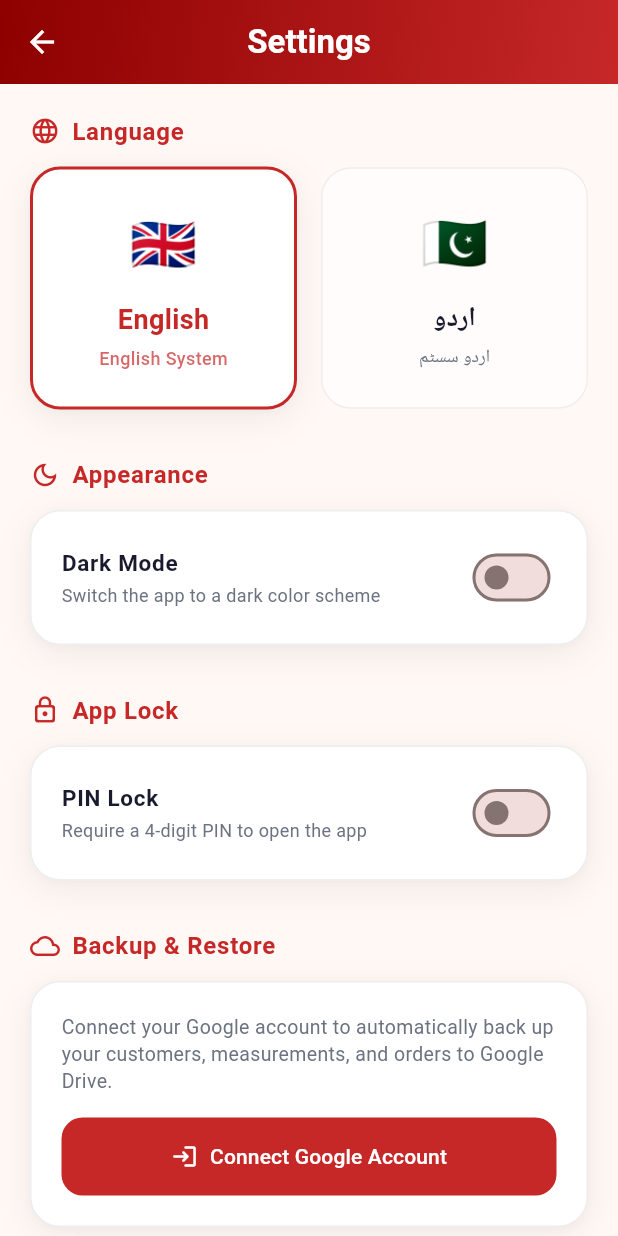
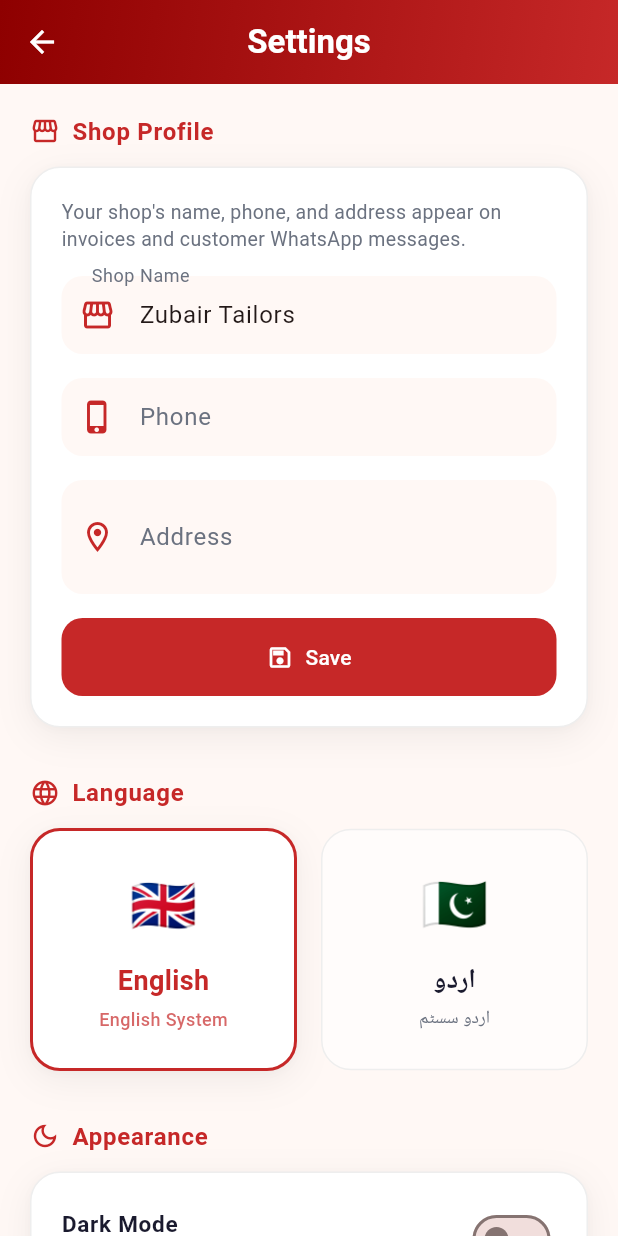
Before and after one commit to zaheerabbasdev/Zubair-Tailor-, a Flutter app: the SettingsScreen screen opened directly, on a phone screen of 412 x 824 dp. Run offline on Flutter 3.47's test engine with Material 3 defaults, Android fonts, the phone set to English and light mode, and no system bars; our stand-ins replace csv, flutter_local_notifications, flutter_secure_storage, google_sign_in, image_picker, pdf and 6 more; missing offline and left inert: extension_google_sign_in_as_googleapis_auth, googleapis; accounts and stored records are empty.

Commit message:
add new features of shop

```diff
--- a/mobile_app/lib/l10n/app_en.arb
+++ b/mobile_app/lib/l10n/app_en.arb
@@ -219,11 +219,17 @@
   "exitApp": "Exit App",
   "exitConfirm": "Are you sure you want to exit?",
   "couldntOpenPlayStore": "Couldn't open the Play Store",
-  "developedBy": "Developed by Zubair Tech",
+  "developedBy": "Developed by Zaheer Tech",
   "versionLabel": "Version 1.0.0 (Premium)",
 
   "enterPin": "Enter PIN",
   "confirmPin": "Confirm PIN",
   "setPin": "Set a PIN",
-  "pinMismatch": "PINs didn't match — try again"
+  "pinMismatch": "PINs didn't match — try again",
+
+  "shopProfile": "Shop Profile",
+  "shopProfileDescription": "Your shop's name, phone, and address appear on invoices and customer WhatsApp messages.",
+  "shopName": "Shop Name",
+  "pleaseEnterShopName": "Please enter a shop name",
+  "profileSaved": "Shop profile saved"
 }
--- a/mobile_app/lib/l10n/app_localizations.dart
+++ b/mobile_app/lib/l10n/app_localizations.dart
@@ -1259,7 +1259,7 @@ abstract class AppLocalizations {
   /// No description provided for @developedBy.
   ///
   /// In en, this message translates to:
-  /// **'Developed by Zubair Tech'**
+  /// **'Developed by Zaheer Tech'**
   String get developedBy;
 
   /// No description provided for @versionLabel.
@@ -1291,6 +1291,36 @@ abstract class AppLocalizations {
   /// In en, this message translates to:
   /// **'PINs didn\'t match — try again'**
   String get pinMismatch;
+
+  /// No description provided for @shopProfile.
+  ///
+  /// In en, this message translates to:
+  /// **'Shop Profile'**
+  String get shopProfile;
+
+  /// No description provided for @shopProfileDescription.
+  ///
+  /// In en, this message translates to:
+  /// **'Your shop\'s name, phone, and address appear on invoices and customer WhatsApp messages.'**
+  String get shopProfileDescription;
+
+  /// No description provided for @shopName.
+  ///
+  /// In en, this message translates to:
+  /// **'Shop Name'**
+  String get shopName;
+
+  /// No description provided for @pleaseEnterShopName.
+  ///
+  /// In en, this message translates to:
+  /// **'Please enter a shop name'**
+  String get pleaseEnterShopName;
+
+  /// No description provided for @profileSaved.
+  ///
+  /// In en, this message translates to:
+  /// **'Shop profile saved'**
+  String get profileSaved;
 }
 
 class _AppLocalizationsDelegate
--- a/mobile_app/lib/l10n/app_localizations_en.dart
+++ b/mobile_app/lib/l10n/app_localizations_en.dart
@@ -603,7 +603,7 @@ class AppLocalizationsEn extends AppLocalizations {
   String get couldntOpenPlayStore => 'Couldn\'t open the Play Store';
 
   @override
-  String get developedBy => 'Developed by Zubair Tech';
+  String get developedBy => 'Developed by Zaheer Tech';
 
   @override
   String get versionLabel => 'Version 1.0.0 (Premium)';
@@ -619,4 +619,20 @@ class AppLocalizationsEn extends AppLocalizations {
 
   @override
   String get pinMismatch => 'PINs didn\'t match — try again';
+
+  @override
+  String get shopProfile => 'Shop Profile';
+
+  @override
+  String get shopProfileDescription =>
+      'Your shop\'s name, phone, and address appear on invoices and customer WhatsApp messages.';
+
+  @override
+  String get shopName => 'Shop Name';
+
+  @override
+  String get pleaseEnterShopName => 'Please enter a shop name';
+
+  @override
+  String get profileSaved => 'Shop profile saved';
 }
--- a/mobile_app/lib/main.dart
+++ b/mobile_app/lib/main.dart
@@ -8,6 +8,7 @@ import 'l10n/app_localizations.dart';
 import 'providers/app_lock_provider.dart';
 import 'providers/backup_provider.dart';
 import 'providers/locale_provider.dart';
+import 'providers/shop_profile_provider.dart';
 import 'providers/theme_provider.dart';
 import 'screens/splash_screen.dart';
 import 'services/notification_service.dart';
@@ -34,6 +35,7 @@ void main() async {
         ChangeNotifierProvider(create: (_) => BackupProvider()..init()),
         ChangeNotifierProvider(create: (_) => ThemeProvider()),
         ChangeNotifierProvider(lazy: false, create: (_) => AppLockProvider()),
+        ChangeNotifierProvider(lazy: false, create: (_) => ShopProfileProvider()),
       ],
       child: const MyApp(),
     ),
--- /dev/null
+++ b/mobile_app/lib/providers/shop_profile_provider.dart
@@ -0,0 +1,46 @@
+import 'package:flutter/material.dart';
+import 'package:shared_preferences/shared_preferences.dart';
+
+class ShopProfileProvider extends ChangeNotifier {
+  static const _defaultName = 'Zubair Tailors';
+
+  String _shopName = _defaultName;
+  String? _shopPhone;
+  String? _shopAddress;
+
+  String get shopName => _shopName;
+  String? get shopPhone => _shopPhone;
+  String? get shopAddress => _shopAddress;
+
+  ShopProfileProvider() {
+    _load();
+  }
+
+  Future<void> _load() async {
+    final prefs = await SharedPreferences.getInstance();
+    _shopName = prefs.getString('shop_name') ?? _defaultName;
+    _shopPhone = prefs.getString('shop_phone');
+    _shopAddress = prefs.getString('shop_address');
+    notifyListeners();
+  }
+
+  Future<void> updateProfile({required String shopName, String? shopPhone, String? shopAddress}) async {
+    _shopName = shopName.isEmpty ? _defaultName : shopName;
+    _shopPhone = shopPhone;
+    _shopAddress = shopAddress;
+
+    final prefs = await SharedPreferences.getInstance();
+    await prefs.setString('shop_name', _shopName);
+    if (shopPhone != null && shopPhone.isNotEmpty) {
+      await prefs.setString('shop_phone', shopPhone);
+    } else {
+      await prefs.remove('shop_phone');
+    }
+    if (shopAddress != null && shopAddress.isNotEmpty) {
+      await prefs.setString('shop_address', shopAddress);
+    } else {
+      await prefs.remove('shop_address');
+    }
+    notifyListeners();
+  }
+}
--- a/mobile_app/lib/screens/customer_detail_screen.dart
+++ b/mobile_app/lib/screens/customer_detail_screen.dart
@@ -7,6 +7,7 @@ import '../models/customer.dart';
 import '../models/measurement.dart';
 import '../models/order.dart';
 import '../providers/backup_provider.dart';
+import '../providers/shop_profile_provider.dart';
 import '../providers/theme_provider.dart';
 import '../repositories/customer_repository.dart';
 import '../repositories/measurement_repository.dart';
@@ -517,6 +518,7 @@ class _CustomerDetailScreenState extends State<CustomerDetailScreen> {
                       customerName: _customer.name,
                       clothingType: o.clothingType,
                       status: o.status,
+                      shopName: context.read<ShopProfileProvider>().shopName,
                     ),
                   ),
                 ),
@@ -524,7 +526,7 @@ class _CustomerDetailScreenState extends State<CustomerDetailScreen> {
                   style: _compactActionButtonStyle,
                   icon: const Icon(Icons.receipt_rounded, size: 16, color: AppColors.primary),
                   label: Text(l10n.invoice, style: const TextStyle(color: AppColors.primary, fontWeight: FontWeight.bold, fontSize: 12)),
-                  onPressed: () => InvoiceService.generateAndShareInvoice(o),
+                  onPressed: () => InvoiceService.generateAndShareInvoice(context, o),
                 ),
                 TextButton.icon(
                   style: _compactActionButtonStyle,
--- a/mobile_app/lib/screens/order_list_screen.dart
+++ b/mobile_app/lib/screens/order_list_screen.dart
@@ -7,6 +7,7 @@ import '../models/order.dart';
 import '../providers/backup_provider.dart';
 import '../providers/theme_provider.dart';
 import '../repositories/order_repository.dart';
+import '../providers/shop_profile_provider.dart';
 import '../services/invoice_service.dart';
 import '../services/notification_service.dart';
 import 'order_form_screen.dart';
@@ -287,6 +288,7 @@ class _OrderListScreenState extends State<OrderListScreen> {
                                                       customerName: order.customerName ?? 'Customer',
                                                       clothingType: order.clothingType,
                                                       status: order.status,
+                                                      shopName: context.read<ShopProfileProvider>().shopName,
                                                     ),
                                                   ),
                                                 ),
@@ -296,7 +298,7 @@ class _OrderListScreenState extends State<OrderListScreen> {
                                                   l10n.invoice,
                                                   style: const TextStyle(color: AppColors.primary, fontWeight: FontWeight.bold, fontSize: 13),
                                                 ),
-                                                onPressed: () => InvoiceService.generateAndShareInvoice(order),
+                                                onPressed: () => InvoiceService.generateAndShareInvoice(context, order),
                                               ),
                                               TextButton.icon(
                                                 icon: const Icon(Icons.edit_outlined, size: 18, color: AppColors.primary),
--- a/mobile_app/lib/screens/settings_screen.dart
+++ b/mobile_app/lib/screens/settings_screen.dart
@@ -5,6 +5,7 @@ import '../l10n/app_localizations.dart';
 import '../providers/app_lock_provider.dart';
 import '../providers/backup_provider.dart';
 import '../providers/locale_provider.dart';
+import '../providers/shop_profile_provider.dart';
 import '../providers/theme_provider.dart';
 import '../services/export_service.dart';
 import '../utils/app_colors.dart';
@@ -35,6 +36,11 @@ class SettingsScreen extends StatelessWidget {
       body: ListView(
         padding: const EdgeInsets.all(20),
         children: [
+          _buildSectionHeader(context, l10n.shopProfile, Icons.storefront_outlined),
+          const SizedBox(height: 12),
+          const _ShopProfileCard(),
+
+          const SizedBox(height: 32),
           _buildSectionHeader(context, l10n.language, Icons.language_rounded),
           const SizedBox(height: 12),
 
@@ -107,7 +113,7 @@ class SettingsScreen extends StatelessWidget {
                   padding: const EdgeInsets.symmetric(vertical: 10),
                   child: Divider(color: AppColors.divider, height: 1),
                 ),
-                _buildInfoRow(l10n.publisher, "Zubair Tech"),
+                _buildInfoRow(l10n.publisher, "Zaheer Tech"),
                 Padding(
                   padding: const EdgeInsets.symmetric(vertical: 10),
                   child: Divider(color: AppColors.divider, height: 1),
@@ -569,3 +575,131 @@ class SettingsScreen extends StatelessWidget {
     );
   }
 }
+
+class _ShopProfileCard extends StatefulWidget {
+  const _ShopProfileCard();
+
+  @override
+  State<_ShopProfileCard> createState() => _ShopProfileCardState();
+}
+
+class _ShopProfileCardState extends State<_ShopProfileCard> {
+  final _formKey = GlobalKey<FormState>();
+  late final TextEditingController _nameController;
+  late final TextEditingController _phoneController;
+  late final TextEditingController _addressController;
+  bool _initialized = false;
+
+  @override
+  void initState() {
+    super.initState();
+    _nameController = TextEditingController();
+    _phoneController = TextEditingController();
+    _addressController = TextEditingController();
+  }
+
+  @override
+  void dispose() {
+    _nameController.dispose();
+    _phoneController.dispose();
+    _addressController.dispose();
+    super.dispose();
+  }
+
+  Future<void> _save(BuildContext context, ShopProfileProvider profile, AppLocalizations l10n) async {
+    if (!_formKey.currentState!.validate()) return;
+    await profile.updateProfile(
+      shopName: _nameController.text.trim(),
+      shopPhone: _phoneController.text.trim(),
+      shopAddress: _addressController.text.trim(),
+    );
+    if (context.mounted) {
+      ScaffoldMessenger.of(context).showSnackBar(
+        SnackBar(content: Text(l10n.profileSaved)),
+      );
+    }
+  }
+
+  @override
+  Widget build(BuildContext context) {
+    final l10n = AppLocalizations.of(context)!;
+
+    return Consumer<ShopProfileProvider>(
+      builder: (context, profile, _) {
+        if (!_initialized) {
+          _nameController.text = profile.shopName;
+          _phoneController.text = profile.shopPhone ?? '';
+          _addressController.text = profile.shopAddress ?? '';
+          _initialized = true;
+        }
+
+        return Container(
+          padding: const EdgeInsets.all(20),
+          decoration: BoxDecoration(
+            color: AppColors.surfaceCard,
+            borderRadius: BorderRadius.circular(20),
+            boxShadow: AppColors.cardShadow,
+            border: Border.all(color: AppColors.divider, width: 1),
+          ),
+          child: Form(
+            key: _formKey,
+            child: Column(
+              crossAxisAlignment: CrossAxisAlignment.stretch,
+              children: [
+                Text(
+                  l10n.shopProfileDescription,
+                  style: TextStyle(color: AppColors.textMedium, fontSize: 13, height: 1.4),
+                ),
+                const SizedBox(height: 16),
+                TextFormField(
+                  controller: _nameController,
+                  decoration: InputDecoration(
+                    labelText: l10n.shopName,
+                    prefixIcon: const Icon(Icons.storefront_outlined, color: AppColors.primary),
+                    filled: true,
+                    fillColor: AppColors.background,
+                    border: OutlineInputBorder(borderRadius: BorderRadius.circular(14), borderSide: BorderSide.none),
+                    enabledBorder: OutlineInputBorder(borderRadius: BorderRadius.circular(14), borderSide: BorderSide.none),
+                  ),
+                  validator: (v) => v == null || v.trim().isEmpty ? l10n.pleaseEnterShopName : null,
+                ),
+                const SizedBox(height: 16),
+                TextFormField(
+                  controller: _phoneController,
+                  decoration: InputDecoration(
+                    labelText: l10n.phone,
+                    prefixIcon: const Icon(Icons.phone_iphone_rounded, color: AppColors.primary),
+                    filled: true,
+                    fillColor: AppColors.background,
+                    border: OutlineInputBorder(borderRadius: BorderRadius.circular(14), borderSide: BorderSide.none),
+                    enabledBorder: OutlineInputBorder(borderRadius: BorderRadius.circular(14), borderSide: BorderSide.none),
+                  ),
+                  keyboardType: TextInputType.phone,
+                ),
+                const SizedBox(height: 16),
+                TextFormField(
+                  controller: _addressController,
+                  decoration: InputDecoration(
+                    labelText: l10n.address,
+                    prefixIcon: const Icon(Icons.location_on_outlined, color: AppColors.primary),
+                    filled: true,
+                    fillColor: AppColors.background,
+                    border: OutlineInputBorder(borderRadius: BorderRadius.circular(14), borderSide: BorderSide.none),
+                    enabledBorder: OutlineInputBorder(borderRadius: BorderRadius.circular(14), borderSide: BorderSide.none),
+                  ),
+                  maxLines: 2,
+                ),
+                const SizedBox(height: 16),
+                ElevatedButton.icon(
+                  onPressed: () => _save(context, profile, l10n),
+                  icon: const Icon(Icons.save_outlined, size: 18),
+                  label: Text(l10n.save),
+                ),
+              ],
+            ),
+          ),
+        );
+      },
+    );
+  }
+}
--- a/mobile_app/lib/widgets/app_drawer.dart
+++ b/mobile_app/lib/widgets/app_drawer.dart
@@ -4,6 +4,7 @@ import 'package:provider/provider.dart';
 import 'package:share_plus/share_plus.dart';
 import 'package:url_launcher/url_launcher.dart';
 import '../l10n/app_localizations.dart';
+import '../providers/shop_profile_provider.dart';
 import '../providers/theme_provider.dart';
 import '../utils/app_colors.dart';
 import '../screens/customer_list_screen.dart';
@@ -20,6 +21,7 @@ class AppDrawer extends StatelessWidget {
   Widget build(BuildContext context) {
     AppColors.dark = context.watch<ThemeProvider>().isDark;
     final l10n = AppLocalizations.of(context)!;
+    final shopName = context.watch<ShopProfileProvider>().shopName;
 
     return Drawer(
       backgroundColor: AppColors.background,
@@ -30,7 +32,7 @@ class AppDrawer extends StatelessWidget {
               gradient: AppColors.primaryGradient,
             ),
             accountName: Text(
-              l10n.appName,
+              shopName,
               style: const TextStyle(fontWeight: FontWeight.bold, fontSize: 22, letterSpacing: 1, color: Colors.white),
             ),
             accountEmail: Text(
@@ -164,7 +166,7 @@ class AppDrawer extends StatelessWidget {
 
   Future<void> _openMoreApps(BuildContext context) async {
     final l10n = AppLocalizations.of(context)!;
-    final uri = Uri.parse('https://play.google.com/store/apps/dev?id=Zubair+Tech');
+    final uri = Uri.parse('https://play.google.com/store/apps/dev?id=Zaheer+Tech');
     final launched = await launchUrl(uri, mode: LaunchMode.externalApplication);
     if (!launched && context.mounted) {
       ScaffoldMessenger.of(context).showSnackBar(
```
Also changed, not shown: mobile_app/lib/l10n/app_localizations_ur.dart (+17 -1 lines), mobile_app/lib/l10n/app_ur.arb (+8 -2 lines), mobile_app/lib/screens/splash_screen.dart (+13 -17 lines), mobile_app/lib/services/invoice_service.dart (+12 -2 lines), mobile_app/lib/utils/whatsapp_helper.dart (+7 -2 lines).
